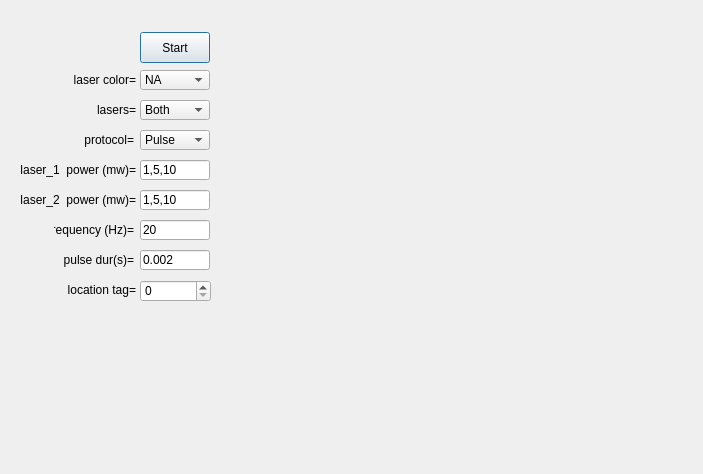
AllenNeuralDynamics/dynamic-foraging-task, file src/foraging_gui/OpticalTagging.ui: the form before one commit.
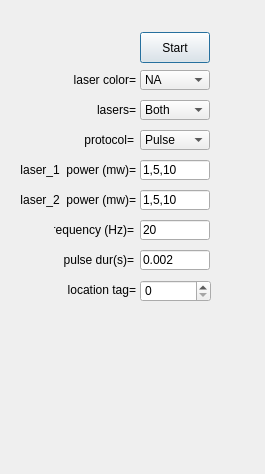
The form after the commit.

Commit message: updated the optical tagging ui

What changed in the file:
```diff
--- a/src/foraging_gui/OpticalTagging.ui
+++ b/src/foraging_gui/OpticalTagging.ui
@@ -6,7 +6,7 @@
    <rect>
     <x>0</x>
     <y>0</y>
-    <width>703</width>
+    <width>265</width>
     <height>474</height>
    </rect>
   </property>
```
Left out of the diff: 2 changed lines with no effect on the pictures.
